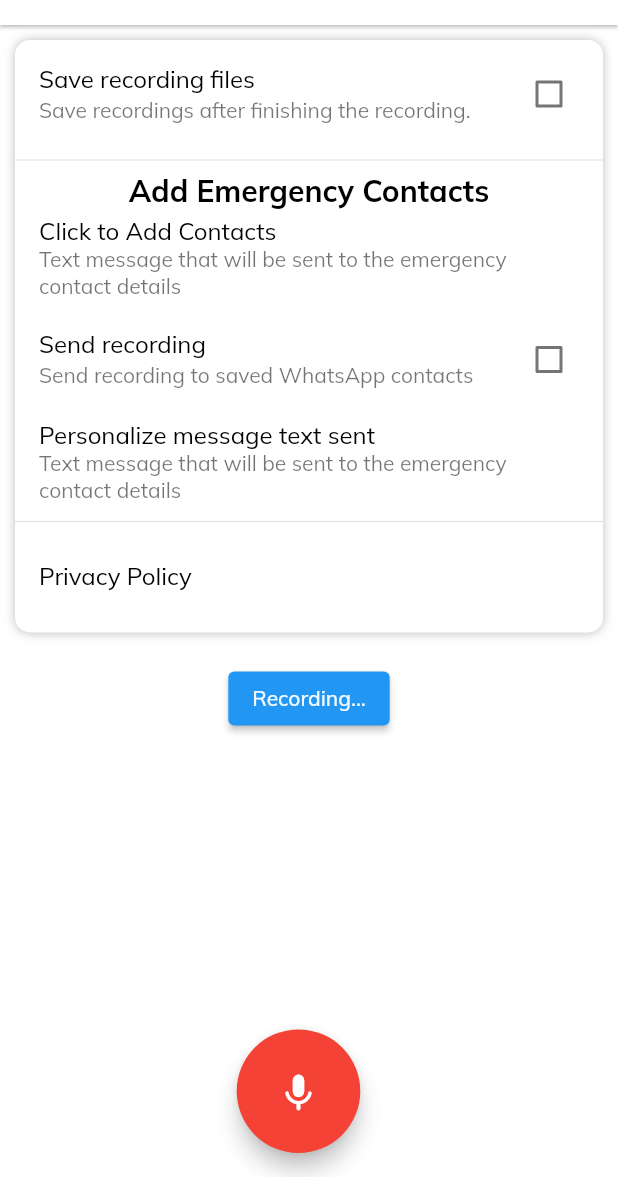
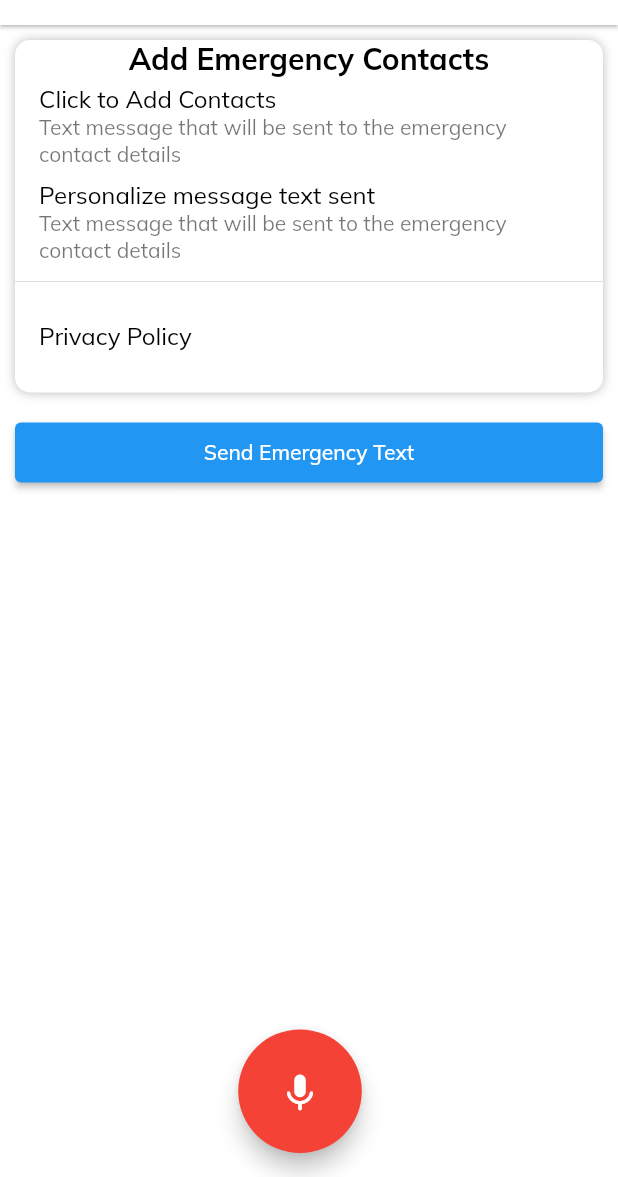
Before and after one commit to iwmakhupane12/sound_detector, a Flutter app: the screen it shows after launch, after a tap on the "keyboard voice" icon, on a phone screen of 412 x 824 dp, the part 59-1236 px from its top. Run offline on Flutter 3.47's test engine with Material 2 defaults, Android fonts, the phone set to English and light mode, and no system bars; our stand-ins replace get, google_fonts, intl_phone_number_input, location, permission_handler; missing offline and left inert: flutter_sound, twilio_flutter.

Commit message:
Interface complete with sms

```diff
--- a/sound_detector/lib/src/controllers/sendMessage.dart
+++ b/sound_detector/lib/src/controllers/sendMessage.dart
@@ -18,7 +18,7 @@ class SendMessage {
     sentStatus = await twilioFlutter!.sendSMS(
         toNumber: number,
         messageBody:
-            'Hi Itumeleng I need help, my latitude and longitude coordidates are : https://www.google.com/maps/@$longitude,$latitude , call the police');
+            'Emergency!!!...Hi, my name is Itumeleng I need help, my latitude and longitude coordidates are: https://www.google.com/maps/search/@$longitude,$latitude?sa=X , call the police');
   }
 
   Future sendWhatsApp(String number) async {
@@ -26,6 +26,6 @@ class SendMessage {
     sentStatus = await twilioFlutter!.sendWhatsApp(
         toNumber: number,
         messageBody:
-            'Hi Itumeleng I need help, my location is: LatLLang, call the police');
+            'Hi, my name is Itumeleng and I need help urgently, my location is: LatLLang, call the police');
   }
 }
--- a/sound_detector/lib/src/controllers/soundRecord.dart
+++ b/sound_detector/lib/src/controllers/soundRecord.dart
@@ -1,3 +1,5 @@
+// ignore_for_file: file_names
+
 import 'package:flutter_sound/flutter_sound.dart';
 import 'package:flutter_sound/public/flutter_sound_recorder.dart';
 import 'package:intl/date_symbol_data_file.dart';
@@ -22,14 +24,13 @@ class SoundRecord {
       throw RecordingPermissionException("Microphone permission is required");
     }
 
-    await _audioRecorder!.openAudioSession();
-
     await _audioRecorder!.openAudioSession(
         focus: AudioFocus.requestFocusAndStopOthers,
-        category: SessionCategory.playAndRecord,
+        category: SessionCategory.record,
         mode: SessionMode.modeDefault,
         device: AudioDevice.speaker);
-    await _audioRecorder!.setSubscriptionDuration(Duration(milliseconds: 10));
+    await _audioRecorder!
+        .setSubscriptionDuration(const Duration(milliseconds: 10));
 
     _isRecorderInitialized = true;
   }
--- a/sound_detector/lib/src/helpers/iconsHelper.dart
+++ b/sound_detector/lib/src/helpers/iconsHelper.dart
@@ -17,4 +17,16 @@ class IconHelper {
     Icons.home,
     color: Colors.black,
   );
+
+  static Icon voiceRoundedIcon = const Icon(
+    Icons.keyboard_voice_rounded,
+    color: Colors.white,
+    size: 30,
+  );
+
+  static Icon stopIcon = const Icon(
+    Icons.stop,
+    color: Colors.black,
+    size: 30,
+  );
 }
--- a/sound_detector/lib/src/screens/home.dart
+++ b/sound_detector/lib/src/screens/home.dart
@@ -1,3 +1,4 @@
+import 'dart:async';
 import 'dart:io';
 
 import 'package:flutter/material.dart';
@@ -6,6 +7,8 @@ import 'package:path_provider/path_provider.dart';
 import 'package:sound_detector/src/controllers/getCurrentLocation.dart';
 import 'package:sound_detector/src/controllers/sendMessage.dart';
 import 'package:sound_detector/src/controllers/soundRecord.dart';
+import 'package:sound_detector/src/helpers/iconsHelper.dart';
+import 'package:sound_detector/src/helpers/sendRecord.dart';
 import 'package:sound_detector/src/screens/profile.dart';
 
 //fimport 'package:sound_detector/src/screens/profile.dart';
@@ -24,7 +27,7 @@ class _MyHomeScreenState extends State<MyHomeScreen>
   final sendMessage = SendMessage();
   final getCurrentLoc = GetCurrentLocation();
   final settings = Settings();
-  AnimationController? _animationController;
+  final sendRecord = SendRecord();
 
   @override
   void initState() {
@@ -34,19 +37,11 @@ class _MyHomeScreenState extends State<MyHomeScreen>
     sendMessage.init();
     getCurrentLoc.init();
     getCurrentLoc.getLocData();
-    buttonAnim();
   }
 
   @override
   void dispose() {
-    _animationController!.dispose();
     super.dispose();
-  }
-
-  void buttonAnim() {
-    _animationController =
-        AnimationController(vsync: this, duration: const Duration(seconds: 1));
-    _animationController!.repeat(reverse: true);
   }
 
   @override
@@ -79,21 +74,18 @@ class _MyHomeScreenState extends State<MyHomeScreen>
                     borderRadius: BorderRadius.circular(10)),
                 child: Column(
                   children: [
-                    Column(
-                      children: [
-                        settings.settings(),
-                      ],
-                    ),
+                    settings.settings(),
                   ],
                 ),
               ),
               Padding(
-                padding: const EdgeInsets.symmetric(vertical: 10.0),
-                child: ElevatedButton(
-                  onPressed: () {},
-                  child: FadeTransition(
-                    opacity: _animationController!,
-                    child: const Text("Recording..."),
+                padding: const EdgeInsets.all(10.0),
+                child: Container(
+                  width: MediaQuery.of(context).size.width,
+                  height: 40,
+                  child: ElevatedButton(
+                    onPressed: () => sendSMSDialog(),
+                    child: const Text("Send Emergency Text"),
                   ),
                 ),
               ),
@@ -102,7 +94,7 @@ class _MyHomeScreenState extends State<MyHomeScreen>
         ],
       ),
       floatingActionButton: Padding(
-        padding: const EdgeInsets.only(left: 18.0),
+        padding: const EdgeInsets.only(left: 20.0),
         child: Align(
           alignment: Alignment.bottomCenter,
           child: Container(
@@ -110,22 +102,14 @@ class _MyHomeScreenState extends State<MyHomeScreen>
             width: MediaQuery.of(context).size.width * 0.2,
             child: FloatingActionButton(
               onPressed: () async {
-                recorder.isStartStop();
-                setState(() {
-                  print("Recording status: +${recorder.recordingStatus()}");
-                });
+                if (passedCount == 1) leaveCount = true;
+                passedCount++;
+                if (leaveCount) passedCount--;
+                timerCount();
               },
               child: recorder.recordingStatus() == false
-                  ? const Icon(
-                      Icons.keyboard_voice_rounded,
-                      color: Colors.white,
-                      size: 30,
-                    )
-                  : const Icon(
-                      Icons.stop,
-                      color: Colors.black,
-                      size: 30,
-                    ),
+                  ? IconHelper.voiceRoundedIcon
+                  : IconHelper.stopIcon,
               backgroundColor: recorder.recordingStatus() == false
                   ? Colors.red
                   : Colors.white,
@@ -136,8 +120,53 @@ class _MyHomeScreenState extends State<MyHomeScreen>
     );
   }
 
-  void sendSMS() {
-    sendMessage.sendSms('+27678752440', getCurrentLoc.lat!, getCurrentLoc.lon!);
+  void sendSMSDialog() {
+    showDialog(
+      context: context,
+      builder: (BuildContext context) {
+        return AlertDialog(
+          title: const Text("Send SMS"),
+          content: const Text(
+              "Are you sure you want to send an SMS to your emergency contacts?"),
+          actions: <Widget>[
+            ElevatedButton(
+              child: const Text("Cancel"),
+              onPressed: () {
+                Navigator.of(context).pop();
+              },
+            ),
+            ElevatedButton(
+              child: const Text("Yes"),
+              onPressed: () {
+                Get.back();
+                Get.snackbar("Message Sent",
+                    "The message text was sent to the stored contacts.");
+
+                sendSMS();
+              },
+            ),
+          ],
+        );
+      },
+    );
+  }
+
+  int passedCount = 0;
+  bool leaveCount = false;
+
+  Future timerCount() async {
+    setState(() {});
+    if (leaveCount) return;
+    Timer(const Duration(seconds: 5), () async {
+      await recorder.isStartStop();
+      timerCount();
+    });
+  }
+
+  Future sendSMS() async {
+    await getCurrentLoc.getLocData();
+    await sendMessage.sendSms(
+        '+27678752440', getCurrentLoc.lat!, getCurrentLoc.lon!);
     print("SMS Status: ${sendMessage.sentStatus}");
   }
 
--- a/sound_detector/lib/src/screens/settings/settings.dart
+++ b/sound_detector/lib/src/screens/settings/settings.dart
@@ -12,22 +12,12 @@ class Settings {
   final String saveRecSubtitle =
       "Save recordings after finishing the recording.";
   final String sendWhatsAppTitle = "Send recording";
-  final String sendWhatsAppSubtitle =
-      "Send recording to saved WhatsApp contacts";
+  final String sendWhatsAppSubtitle = "Send recording to saved contacts";
   final String personalizeText = "Send text message";
 
   Widget settings() {
     return Column(
       children: [
-        GetBuilder<SettingsController>(
-          builder: (_) => CheckboxListTile(
-            title: Text(saveRecTitle),
-            subtitle: Text(saveRecSubtitle),
-            value: settingsController.saveRecording,
-            onChanged: (value) => settingsController.toggleSave(value),
-          ),
-        ),
-        const Divider(),
         const Text(
           "Add Emergency Contacts",
           style: TextStyle(fontWeight: FontWeight.bold, fontSize: 20),
@@ -41,14 +31,6 @@ class Settings {
               subtitle: Text(
                   "Text message that will be sent to the emergency contact details"),
             )),
-        GetBuilder<SettingsController>(
-          builder: (_) => CheckboxListTile(
-            title: Text(sendWhatsAppTitle),
-            subtitle: Text(sendWhatsAppSubtitle),
-            value: settingsController.sendRecording,
-            onChanged: (value) => settingsController.toggleSend(value),
-          ),
-        ),
         InkWell(
             onTap: () {},
             child: const ListTile(
@@ -62,7 +44,7 @@ class Settings {
             child: const ListTile(
               title: Text("Privacy Policy"),
             )),
-            SizedBox(height:10.0),
+        const SizedBox(height: 10.0),
       ],
     );
   }
--- a/sound_detector/lib/src/screens/settings/whatsapp_contacts.dart
+++ b/sound_detector/lib/src/screens/settings/whatsapp_contacts.dart
@@ -48,13 +48,13 @@ class WhatsAppContacts extends StatelessWidget {
                   whatsapp3,
                   "Emergency Contact 3 (Optional)",
                   "621034569",
-                ),
+                ),Container(height:40,width:MediaQuery.of(context).size.width,child:
                 ElevatedButton(
                   onPressed: () {
                     Get.back();
                   },
                   child: const Text("Update"),
-                ),
+                ),),
               ],
             ),
           ),
--- a/sound_detector/pubspec.yaml
+++ b/sound_detector/pubspec.yaml
@@ -43,6 +43,7 @@ dependencies:
   flutter_sound: ^8.3.12
   twilio_flutter: ^0.0.9
   location: ^4.3.0
+  http: ^0.13.3
 
 dev_dependencies:
   flutter_test:
```
Also changed, not shown: sound_detector/lib/src/helpers/sendRecord.dart (added, +13 -0 lines), sound_detector/pubspec.lock, 1 other file.
